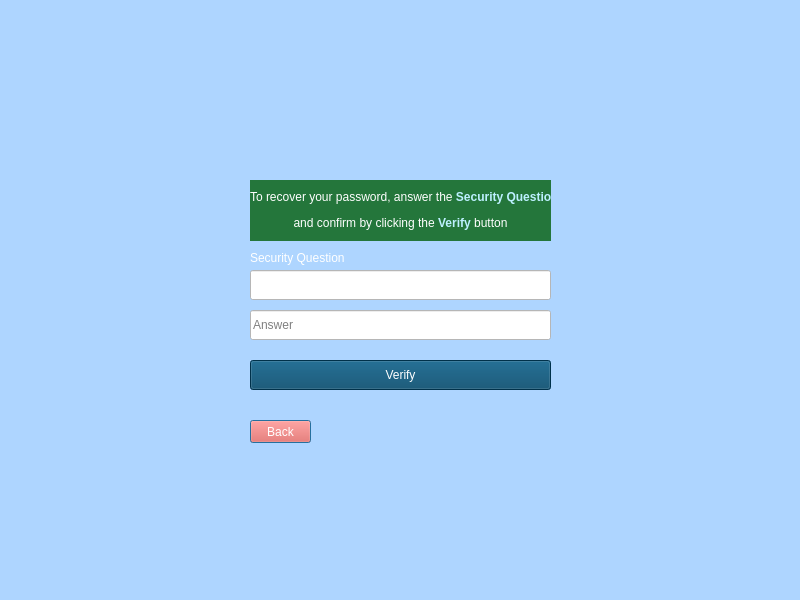
Before: the Qt Designer form LeonCam/ForgottenPassword.ui in kazimierczak-robert/LeonCam, drawn with Qt 5.
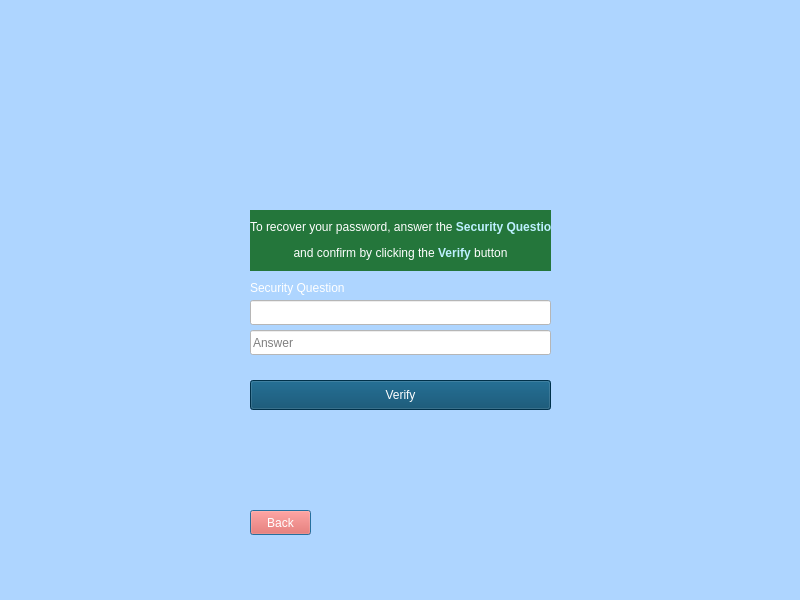
After: the same form once the commit is applied. Icons and pictures are not drawn.

```diff
--- a/LeonCam/ForgottenPassword.ui
+++ b/LeonCam/ForgottenPassword.ui
@@ -50,7 +50,7 @@
    <property name="geometry">
     <rect>
      <x>250</x>
-     <y>180</y>
+     <y>210</y>
      <width>301</width>
      <height>61</height>
     </rect>
@@ -77,9 +77,9 @@
    <property name="geometry">
     <rect>
      <x>250</x>
-     <y>420</y>
+     <y>510</y>
      <width>61</width>
-     <height>23</height>
+     <height>25</height>
     </rect>
    </property>
    <property name="styleSheet">
@@ -118,7 +118,7 @@
    <property name="geometry">
     <rect>
      <x>250</x>
-     <y>250</y>
+     <y>280</y>
      <width>161</width>
      <height>16</height>
     </rect>
@@ -138,9 +138,9 @@
    <property name="geometry">
     <rect>
      <x>250</x>
-     <y>270</y>
+     <y>300</y>
      <width>301</width>
-     <height>30</height>
+     <height>25</height>
     </rect>
    </property>
    <property name="styleSheet">
@@ -151,9 +151,9 @@
    <property name="geometry">
     <rect>
      <x>250</x>
-     <y>310</y>
+     <y>330</y>
      <width>301</width>
-     <height>30</height>
+     <height>25</height>
     </rect>
    </property>
    <property name="styleSheet">
@@ -167,7 +167,7 @@
    <property name="geometry">
     <rect>
      <x>250</x>
-     <y>360</y>
+     <y>380</y>
      <width>301</width>
      <height>30</height>
     </rect>
```
